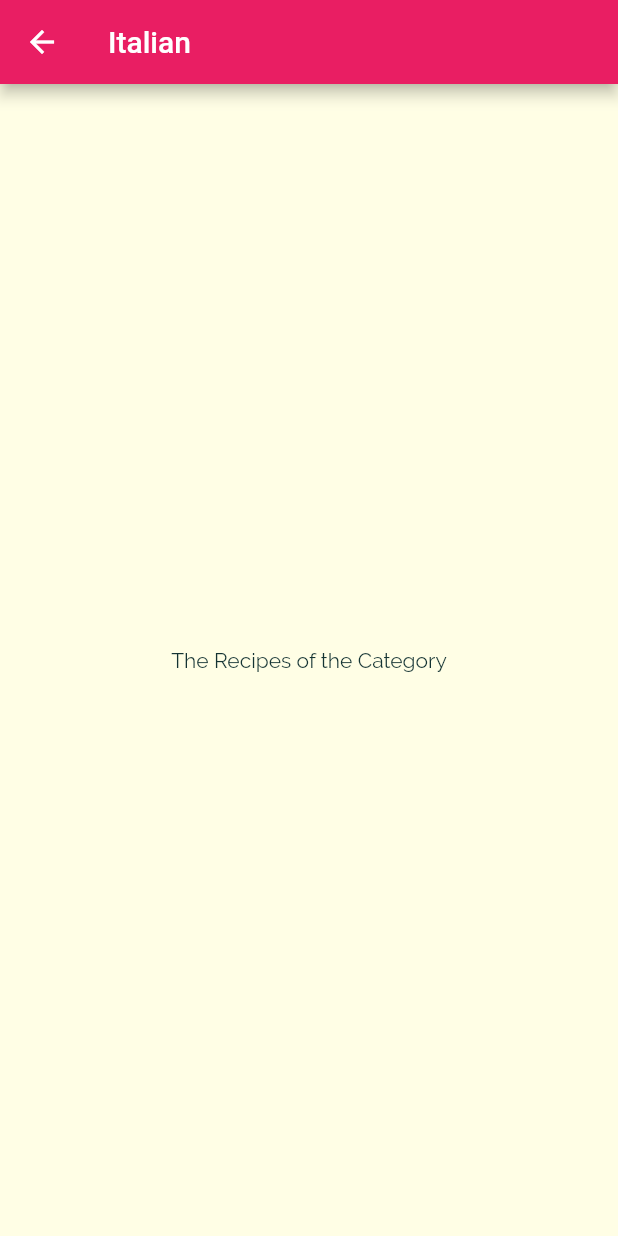
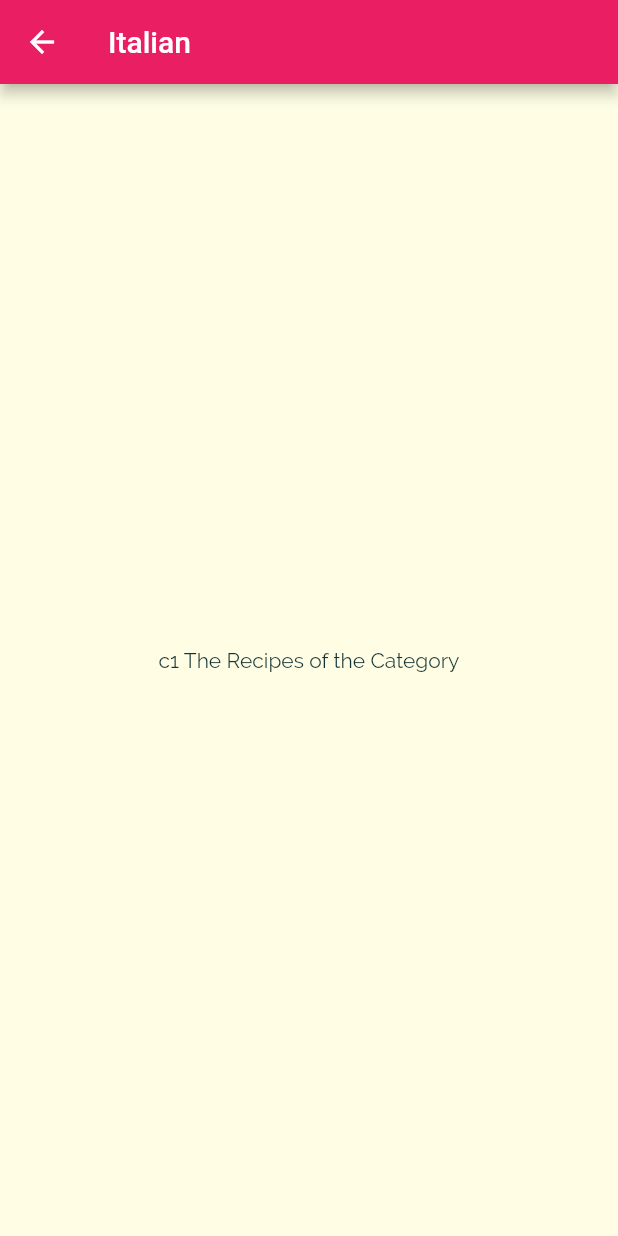
Before and after one commit to iliyasifa/meals_app, a Flutter app: the screen it shows after launch, after a tap on "Italian", on a phone screen of 412 x 824 dp. Run offline on Flutter 3.47's test engine with Material 2 defaults, Android fonts, the phone set to English and light mode, and no system bars.

Commit message:
commit on 'master'

```diff
--- a/lib/category_meals_screen.dart
+++ b/lib/category_meals_screen.dart
@@ -22,8 +22,8 @@ class CategoryMealsScreen extends StatelessWidget {
       ),
       body: Container(
         padding: const EdgeInsets.all(15),
-        child: const Center(
-          child: Text('The Recipes of the Category'),
+        child: Center(
+          child: Text('$categoryId The Recipes of the Category'),
         ),
       ),
     );
```
